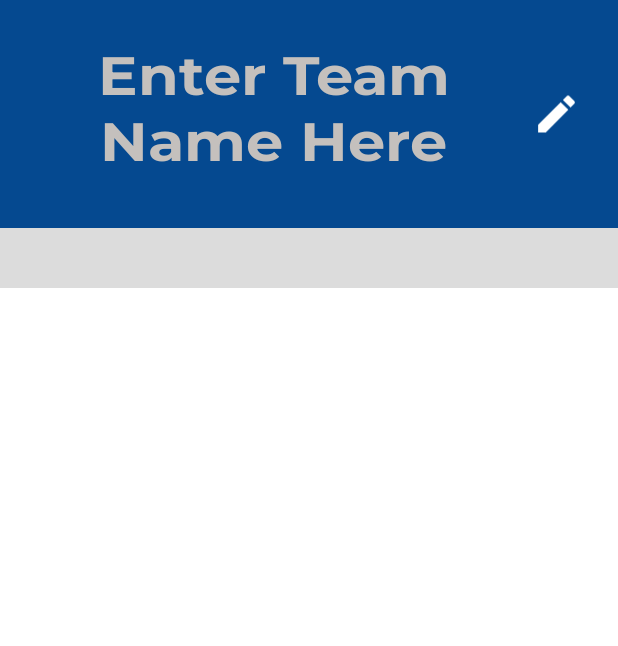
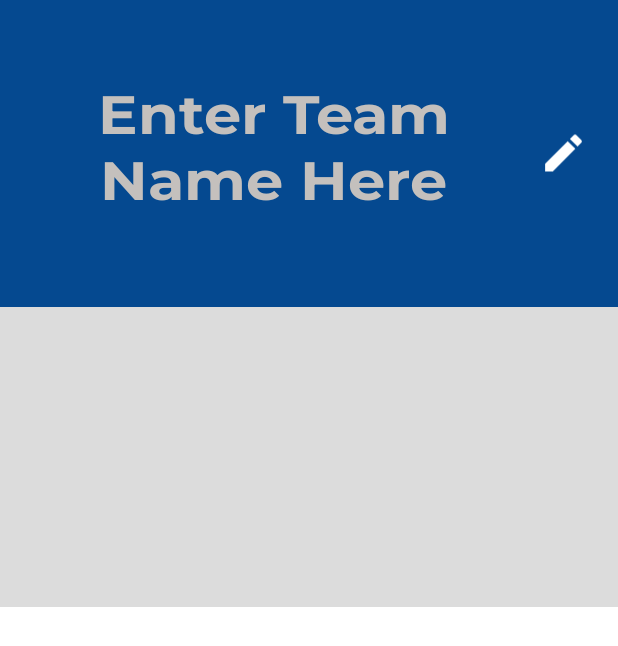
Before and after one commit to jhu-cs-uima-sp21/TeamE-OurProgress, an Android app: the layout activity_create_team.xml on its own in the app's theme, with its tools: preview values and no code run, on a phone screen of 412 x 824 dp. Shown: the top 646 px of the screen. Run offline under Robolectric (Android 15) with nearby library versions, the phone set to English and light mode, and no system bars.

Commit message:
near finalizing Create Team xml, buttons and scrollbar all present and fragments assembled, still need to figure out keyboard overlap and java code

```diff
--- a/app/src/main/AndroidManifest.xml
+++ b/app/src/main/AndroidManifest.xml
@@ -37,6 +37,7 @@
             android:name=".CreateTeam"
             android:label="@string/create_team"
             android:theme="@style/Theme.BISMApp.NoActionBar"
+            android:windowSoftInputMode="adjustResize"
             android:parentActivityName=".YourTeams">
         </activity>
 
--- a/app/src/main/java/com/example/bismapp/CreateTeam.java
+++ b/app/src/main/java/com/example/bismapp/CreateTeam.java
@@ -11,6 +11,7 @@ import com.example.bismapp.ui.modifyTeams.TeamMRFragment;
 public class CreateTeam extends AppCompatActivity {
     private TeamInfoFragment teamInfo;
     private TeamMRFragment teamRoster;
+    private OkCancelFragment okCancel;
 
     @Override
     protected void onCreate(Bundle savedInstanceState) {
@@ -19,9 +20,11 @@ public class CreateTeam extends AppCompatActivity {
 
         teamInfo = new TeamInfoFragment();
         teamRoster = new TeamMRFragment();
+        okCancel = new OkCancelFragment();
 
         getSupportFragmentManager().beginTransaction()
                 .replace(R.id.team_info_frag, teamInfo)
-                .replace(R.id.team_roster_frag, teamRoster).commit();
+                .replace(R.id.team_roster_frag, teamRoster)
+                .replace(R.id.okay_cancel_frag, okCancel).commit();
     }
 }
--- /dev/null
+++ b/app/src/main/res/drawable/ic_baseline_done_24.xml
@@ -0,0 +1,6 @@
+<vector android:height="104dp" android:tint="@color/white"
+    android:viewportHeight="24" android:viewportWidth="24"
+    android:width="104dp"
+    xmlns:android="http://schemas.android.com/apk/res/android">
+    <path android:fillColor="@android:color/white" android:pathData="M9,16.2L4.8,12l-1.4,1.4L9,19 21,7l-1.4,-1.4L9,16.2z"/>
+</vector>
--- /dev/null
+++ b/app/src/main/res/drawable/ic_clear_bismblue_24.xml
@@ -0,0 +1,5 @@
+<vector android:height="104dp" android:tint="@color/bism_blue"
+    android:viewportHeight="24" android:viewportWidth="24"
+    android:width="104dp" xmlns:android="http://schemas.android.com/apk/res/android">
+    <path android:fillColor="@color/bism_blue" android:pathData="M19,6.41L17.59,5 12,10.59 6.41,5 5,6.41 10.59,12 5,17.59 6.41,19 12,13.41 17.59,19 19,17.59 13.41,12z"/>
+</vector>
--- a/app/src/main/res/drawable/ic_clear_white_18dp.xml
+++ b/app/src/main/res/drawable/ic_clear_white_18dp.xml
@@ -5,5 +5,5 @@
     android:viewportHeight="24">
   <path
       android:pathData="M19,6.41L17.59,5 12,10.59 6.41,5 5,6.41 10.59,12 5,17.59 6.41,19 12,13.41 17.59,19 19,17.59 13.41,12z"
-      android:fillColor="#ffffff"/>
+      android:fillColor="@color/white"/>
 </vector>
--- /dev/null
+++ b/app/src/main/res/drawable/scrollbar_bblue.xml
@@ -0,0 +1,6 @@
+<?xml version="1.0" encoding="utf-8"?>
+<shape xmlns:android="http://schemas.android.com/apk/res/android">
+    <gradient android:startColor="@color/bism_blue" android:endColor="@color/bism_blue"
+        android:angle="45"/>
+    <corners android:radius="6dp" />
+</shape>
--- a/app/src/main/res/layout/activity_create_team.xml
+++ b/app/src/main/res/layout/activity_create_team.xml
@@ -7,16 +7,24 @@
     android:layout_gravity="center">
 
     <LinearLayout
+        android:layout_width="match_parent"
+        android:layout_height="match_parent"
+        android:orientation="vertical"
+        app:layout_constraintTop_toTopOf="parent"
+        app:layout_constraintBottom_toBottomOf="parent"
+        android:weightSum="1">
+
+        <LinearLayout
             android:id="@+id/linearLayout"
             android:layout_width="match_parent"
             android:layout_height="wrap_content"
+            android:layout_weight=".15"
             android:background="@color/bism_blue"
             android:gravity="center"
             android:orientation="horizontal"
-        android:padding="10dp"
+            android:paddingLeft="5dp"
+            android:paddingRight="5dp"
             android:weightSum="1"
-        app:layout_constraintEnd_toEndOf="parent"
-        app:layout_constraintStart_toStartOf="parent"
             app:layout_constraintTop_toTopOf="parent">
 
             <EditText
@@ -46,30 +54,38 @@
 
         <FrameLayout
             android:id="@+id/team_info_frag"
-        android:name="com.example.bismapp.ui.modifyTeams.TeamInfoFragment"
-        class="com.example.bismapp.ui.modifyTeams.TeamInfoFragment"
-        android:layout_width="0dp"
+            android:layout_width="match_parent"
             android:layout_height="wrap_content"
+            android:layout_weight=".35"
             android:background="@color/whitesmoke"
-        android:padding="20dp"
-        app:layout_constraintEnd_toEndOf="parent"
-        app:layout_constraintStart_toStartOf="parent"
-        app:layout_constraintTop_toBottomOf="@+id/linearLayout">
+            android:paddingLeft="20dp"
+            android:paddingTop="10dp"
+            android:paddingRight="20dp"
+            android:paddingBottom="20dp"
+            app:layout_constraintTop_toBottomOf="@id/linearLayout">
 
         </FrameLayout>
 
         <FrameLayout
             android:id="@+id/team_roster_frag"
-        android:name="com.example.bismapp.ui.modifyTeams.TeamMRFragment"
-        class="com.example.bismapp.ui.modifyTeams.TeamMRFragment"
-        android:layout_width="0dp"
-        android:layout_height="302dp"
-        android:layout_marginTop="16dp"
-        app:layout_constraintEnd_toEndOf="parent"
-        app:layout_constraintStart_toStartOf="parent"
-        app:layout_constraintTop_toBottomOf="@+id/team_info_frag">
+            android:layout_width="match_parent"
+            android:layout_height="175dp"
+            android:layout_weight=".3"
+            app:layout_constraintTop_toBottomOf="@id/team_info_frag">
 
         </FrameLayout>
 
+        <FrameLayout
+            android:id="@+id/okay_cancel_frag"
+            android:layout_width="match_parent"
+            android:layout_height="wrap_content"
+            android:layout_weight=".2"
+            app:layout_constraintTop_toBottomOf="@id/team_roster_frag"
+            app:layout_constraintBottom_toBottomOf="parent">
+
+        </FrameLayout>
+
+    </LinearLayout>
+
 
 </androidx.constraintlayout.widget.ConstraintLayout>
--- a/app/src/main/res/layout/activity_main.xml
+++ b/app/src/main/res/layout/activity_main.xml
@@ -59,6 +59,7 @@
         android:layout_width="310dp"
         android:layout_height="63dp"
         android:layout_marginTop="24dp"
+        android:paddingLeft="15dp"
         android:background="@drawable/textview_border"
         android:ems="10"
         android:hint="@string/employee_id"
--- a/app/src/main/res/layout/fragment_team_info.xml
+++ b/app/src/main/res/layout/fragment_team_info.xml
@@ -29,7 +29,7 @@
             android:id="@+id/enterDailyGoal"
             android:layout_width="match_parent"
             android:layout_height="wrap_content"
-            android:background="@drawable/textview_border"
+            android:background="@drawable/rectangle"
             android:ems="10"
             android:fontFamily="@font/montserrat"
             android:hint="@string/enter_daily_goal"
@@ -42,7 +42,7 @@
             android:id="@+id/addTeamMembers"
             android:layout_width="match_parent"
             android:layout_height="wrap_content"
-            android:layout_marginTop="20dp"
+            android:layout_marginTop="10dp"
             android:paddingBottom="10dp"
             android:text="@string/add_team_members"
             android:textColor="@color/black"
@@ -53,7 +53,7 @@
             android:id="@+id/enterAssociateName"
             android:layout_width="match_parent"
             android:layout_height="wrap_content"
-            android:background="@drawable/textview_border"
+            android:background="@drawable/rectangle"
             android:ems="10"
             android:fontFamily="@font/montserrat"
             android:hint="@string/enter_associate_name"
--- a/app/src/main/res/layout/fragment_team_member_roster.xml
+++ b/app/src/main/res/layout/fragment_team_member_roster.xml
@@ -15,6 +15,8 @@
         android:layout_marginTop="1dp"
         android:layout_marginEnd="1dp"
         android:visibility="visible"
+        android:scrollbars="vertical"
+        android:scrollbarThumbVertical="@drawable/scrollbar_bblue"
         app:layout_constraintEnd_toEndOf="parent"
         app:layout_constraintStart_toStartOf="parent"
         app:layout_constraintTop_toTopOf="parent" />
```
Also changed, not shown: app/src/main/java/com/example/bismapp/OkCancelFragment.java (added, +19 -0 lines), app/src/main/res/drawable/bk_rndrec_bblue.xml (added, +9 -0 lines), app/src/main/res/drawable/bk_rndrec_white_bbluebdr.xml (added, +11 -0 lines), app/src/main/res/drawable/ic_baseline_done_outline_24.xml (added, +10 -0 lines), app/src/main/res/layout/fragment_ok_cancel.xml (added, +42 -0 lines), app/src/main/res/layout/fragment_team_member.xml (+0 -8 lines). Lines whose indentation alone changed are shown as unchanged.
